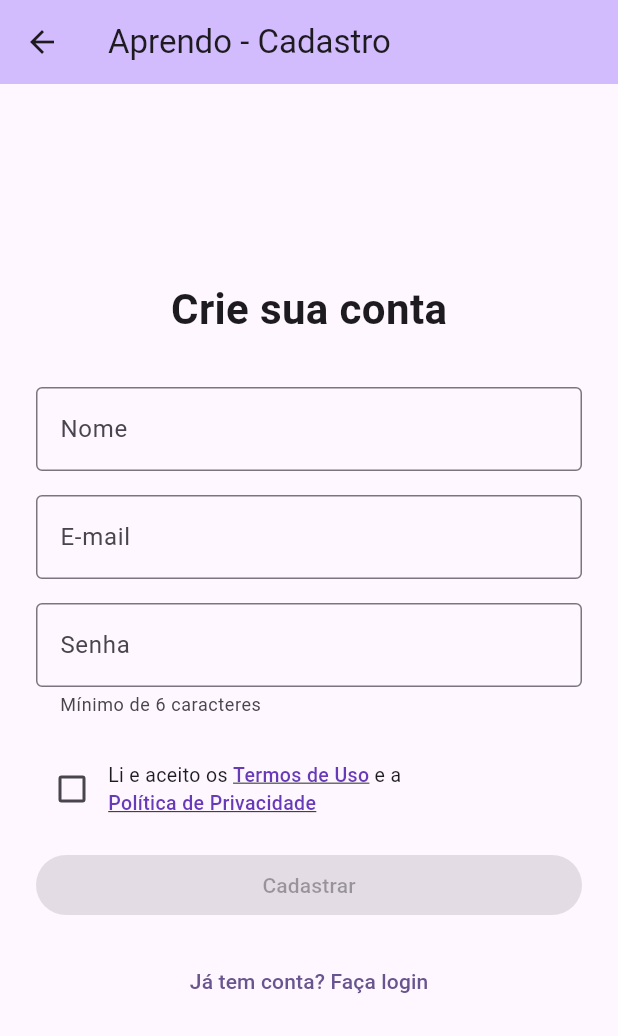
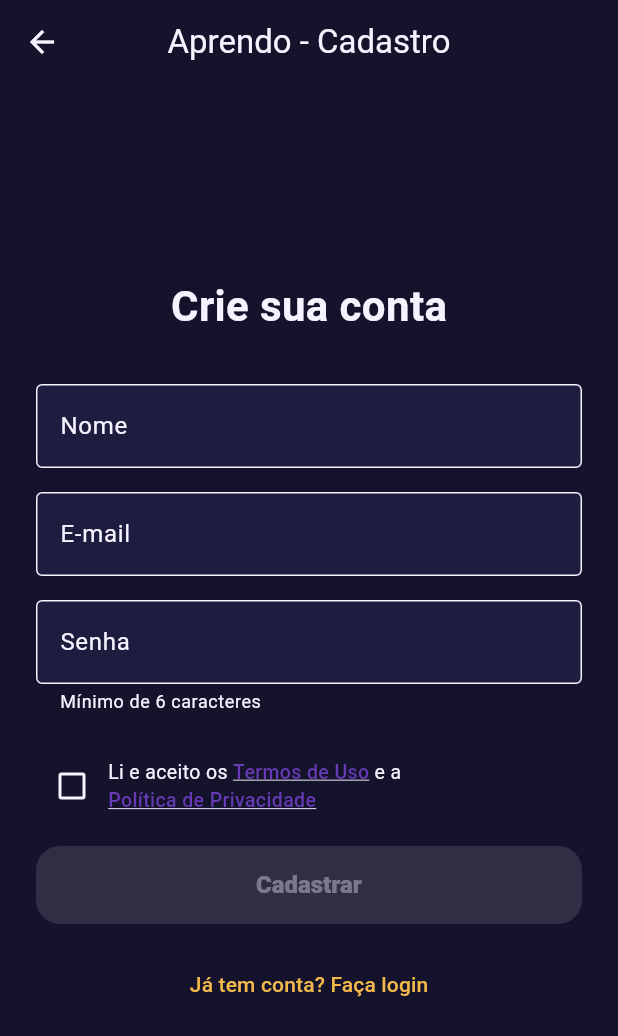
Before and after one commit to chettilog/Aprendo-PFC, a Flutter app: the screen it shows after launch, after a tap on "Entrar", after a tap on "Ainda não tem conta? Cadastre-se", on a phone screen of 412 x 824 dp. Shown: the top 1036 px of the screen. Run offline on Flutter 3.47's test engine with Material 3 defaults, Android fonts, the phone set to English and light mode, and no system bars; our stand-ins replace shared_preferences; network calls fail.

Commit message:
Adiciona tema visual e centraliza endereco da API

```diff
--- /dev/null
+++ b/frontend/lib/api.dart
@@ -0,0 +1,2 @@
+// Endereço do back-end. Troque aqui quando o servidor for hospedado.
+const String apiBase = 'http://localhost:3000';
--- a/frontend/lib/main.dart
+++ b/frontend/lib/main.dart
@@ -3,6 +3,8 @@ import 'package:flutter/material.dart';
 import 'package:http/http.dart' as http;
 import 'package:shared_preferences/shared_preferences.dart';
 import 'validacoes.dart';
+import 'api.dart';
+import 'tema.dart';
 
 void main() {
   runApp(const AprendoApp());
@@ -15,10 +17,8 @@ class AprendoApp extends StatelessWidget {
   Widget build(BuildContext context) {
     return MaterialApp(
       title: 'Aprendo',
-      theme: ThemeData(
-        colorScheme: ColorScheme.fromSeed(seedColor: Colors.deepPurple),
-        useMaterial3: true,
-      ),
+            theme: temaAprendo(),
+      debugShowCheckedModeBanner: false,
       home: const TelaLogin(),
     );
   }
@@ -54,7 +54,7 @@ class _TelaLoginState extends State<TelaLogin> {
 
     try {
       final response = await http.post(
-        Uri.parse('http://localhost:3000/login'),
+        Uri.parse('$apiBase/login'),
         headers: {'Content-Type': 'application/json'},
         body: jsonEncode({
           'email': _emailController.text,
@@ -208,7 +208,7 @@ class _TelaCadastroState extends State<TelaCadastro> {
 
     try {
       final response = await http.post(
-        Uri.parse('http://localhost:3000/cadastro'),
+        Uri.parse('$apiBase/cadastro'),
         headers: {'Content-Type': 'application/json'},
         body: jsonEncode({
           'nome': _nomeController.text,
@@ -423,7 +423,7 @@ class _TelaPerfilState extends State<TelaPerfil> {
 
       // Chama a rota protegida enviando o token no cabeçalho
       final response = await http.get(
-        Uri.parse('http://localhost:3000/perfil'),
+        Uri.parse('$apiBase/perfil'),
         headers: {
           'Content-Type': 'application/json',
           'Authorization': 'Bearer $token',
@@ -494,7 +494,7 @@ class _TelaPerfilState extends State<TelaPerfil> {
       final token = prefs.getString('token');
 
       final response = await http.delete(
-        Uri.parse('http://localhost:3000/minha-conta'),
+        Uri.parse('$apiBase/minha-conta'),
         headers: {
           'Content-Type': 'application/json',
           'Authorization': 'Bearer $token',
@@ -679,7 +679,7 @@ class _TelaTermosState extends State<TelaTermos> {
   Future<void> _carregarTermos() async {
     try {
       final response = await http.get(
-        Uri.parse('http://localhost:3000/termos'),
+        Uri.parse('$apiBase/termos'),
       );
 
       final data = jsonDecode(response.body);
@@ -750,7 +750,7 @@ class _TelaPoliticaState extends State<TelaPolitica> {
   Future<void> _carregarPolitica() async {
     try {
       final response = await http.get(
-        Uri.parse('http://localhost:3000/politica'),
+        Uri.parse('$apiBase/politica'),
       );
 
       final data = jsonDecode(response.body);
@@ -827,7 +827,7 @@ class _TelaBuscaWikiState extends State<TelaBuscaWiki> {
       final token = prefs.getString('token');
 
       final response = await http.get(
-        Uri.parse('http://localhost:3000/wiki/${Uri.encodeComponent(topico)}'),
+        Uri.parse('$apiBase/wiki/${Uri.encodeComponent(topico)}'),
         headers: {
           'Content-Type': 'application/json',
           'Authorization': 'Bearer $token',
--- /dev/null
+++ b/frontend/lib/tema.dart
@@ -0,0 +1,56 @@
+import 'package:flutter/material.dart';
+
+// Paleta do Aprendo (a mesma do protótipo no Figma)
+class CoresAprendo {
+  static const fundo = Color(0xFF14132B);
+  static const superficie = Color(0xFF1E1D3F);
+  static const superficieClara = Color(0xFF2A2952);
+  static const texto = Color(0xFFF5F3FF);
+  static const textoSuave = Color(0xFFB9B5D9);
+  static const ouro = Color(0xFFF2B84B);
+  static const turquesa = Color(0xFF3FD9C7);
+  static const erro = Color(0xFFFF6B6B);
+}
+
+ThemeData temaAprendo() {
+  const esquema = ColorScheme(
+    brightness: Brightness.dark,
+    primary: CoresAprendo.ouro,
+    onPrimary: CoresAprendo.fundo,
+    secondary: CoresAprendo.turquesa,
+    onSecondary: CoresAprendo.fundo,
+    error: CoresAprendo.erro,
+    onError: CoresAprendo.fundo,
+    surface: CoresAprendo.superficie,
+    onSurface: CoresAprendo.texto,
+  );
+
+  return ThemeData(
+    useMaterial3: true,
+    colorScheme: esquema,
+    scaffoldBackgroundColor: CoresAprendo.fundo,
+    appBarTheme: const AppBarTheme(
+      backgroundColor: CoresAprendo.fundo,
+      foregroundColor: CoresAprendo.texto,
+      centerTitle: true,
+      elevation: 0,
+    ),
+    cardTheme: CardThemeData(
+      color: CoresAprendo.superficie,
+      elevation: 0,
+      shape: RoundedRectangleBorder(borderRadius: BorderRadius.circular(20)),
+    ),
+    filledButtonTheme: FilledButtonThemeData(
+      style: FilledButton.styleFrom(
+        minimumSize: const Size(64, 52),
+        shape: RoundedRectangleBorder(borderRadius: BorderRadius.circular(16)),
+        textStyle: const TextStyle(fontSize: 16, fontWeight: FontWeight.w800),
+      ),
+    ),
+    inputDecorationTheme: InputDecorationTheme(
+      filled: true,
+      fillColor: CoresAprendo.superficie,
+      border: OutlineInputBorder(borderRadius: BorderRadius.circular(14)),
+    ),
+  );
+}
```
